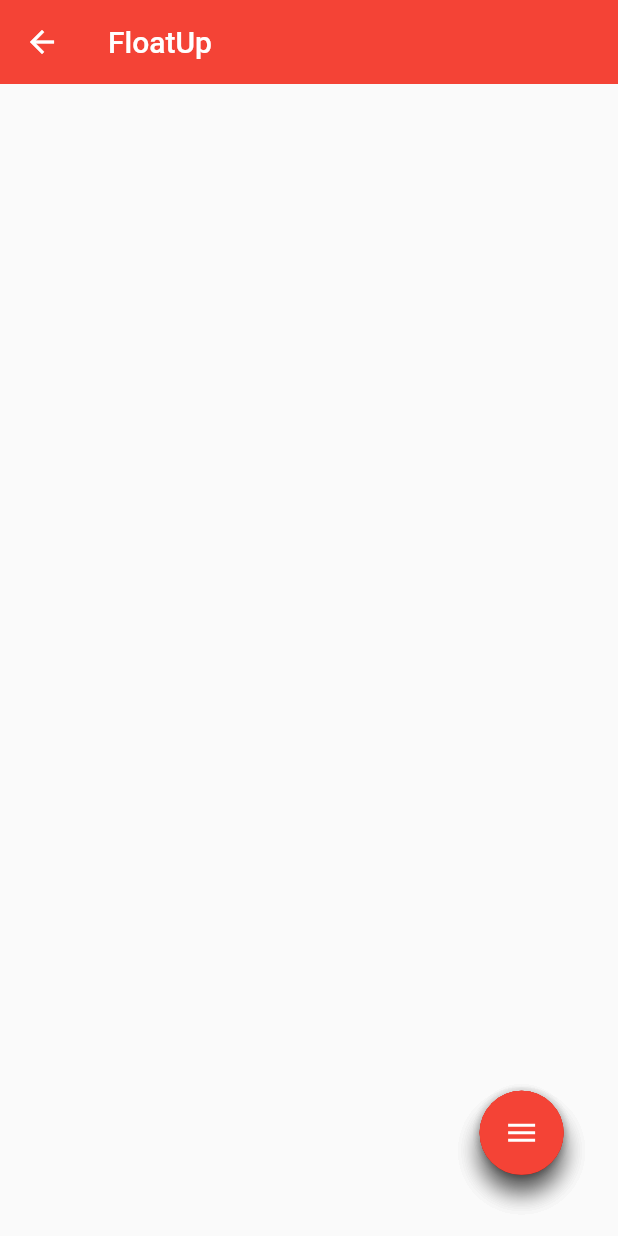
After one commit to MYWProgram/flutter_demo, a Flutter app: the FloatUp screen opened by its route, on a phone screen of 412 x 824 dp. The commit adds this screen. Run offline on Flutter 3.47's test engine with Material 2 defaults, Android fonts, the phone set to English and light mode, and no system bars; our stand-ins replace flutter_screenutil; missing offline and left inert: shake_animation_widget.

Commit message:
feat: 新增 float_up dep_floating_button，待完善

```diff
--- a/lib/main.dart
+++ b/lib/main.dart
@@ -3,6 +3,7 @@ import 'package:flutter_screenutil/flutter_screenutil.dart';
 
 import 'package:flutter_demo/widget/scroller_listener.dart';
 import 'package:flutter_demo/widget/login_check.dart';
+import 'package:flutter_demo/widget/float_up/float_up.dart';
 
 void main() {
   runApp(MyApp());
@@ -79,4 +80,5 @@ class _HomePageState extends State<HomePage> {
 Map<String, WidgetBuilder> router = {
   '列表滑动监听': (context) => new ScrollerListener(),
   '登陆校验': (context) => new LoginCheck(),
+  '浮动弹出': (context) => new FloatUp(),
 };
--- /dev/null
+++ b/lib/widget/float_up/dep_floating_button.dart
@@ -0,0 +1,132 @@
+import 'package:flutter/material.dart';
+import 'package:flutter/cupertino.dart';
+import 'package:flutter/painting.dart';
+
+class DepFloatingButton extends StatefulWidget {
+  final List<Icon> iconList;
+  final Function(int index) clickCallback;
+  DepFloatingButton({this.iconList, this.clickCallback});
+
+  @override
+  _DepFloatingButtonState createState() => _DepFloatingButtonState();
+}
+
+class _DepFloatingButtonState extends State<DepFloatingButton>
+    with SingleTickerProviderStateMixin {
+  bool isOpened = false;
+  // * 动画控制器
+  AnimationController _animationController;
+  // * 颜色变化取值
+  Animation<Color> _animationColor;
+  // * 图标变化取值
+  Animation<double> _animationIcon;
+  // * 按钮位置动画
+  Animation<double> _translateButton;
+  // * 动画执行速率
+  Curve _curve = Curves.easeOut;
+  double _fabHeight = 56;
+
+  // ? 构建固定旋转菜单按钮
+  Widget _floatButton() {
+    return Container(
+      child: FloatingActionButton(
+        backgroundColor: _animationColor.value,
+        child: AnimatedIcon(
+          icon: AnimatedIcons.menu_close,
+          progress: _animationIcon,
+        ),
+        onPressed: _floatClick,
+      ),
+    );
+  }
+
+  // ? 控制按钮动画变换
+  void _floatClick() {
+    if (!isOpened) {
+      _animationController.forward();
+    } else {
+      _animationController.reverse();
+    }
+    isOpened = !isOpened;
+  }
+
+  @override
+  void initState() {
+    super.initState();
+    // * 初始化动画控制器并添加监听
+    _animationController =
+        AnimationController(vsync: this, duration: Duration(milliseconds: 300))
+          ..addListener(() {
+            setState(() {});
+          });
+    // * 图标过渡动画
+    _animationIcon = Tween<double>(
+      begin: 0,
+      end: 1,
+    ).animate(_animationController);
+    // * 实现 color 的过渡动画
+    _animationColor = ColorTween(
+      begin: Colors.red,
+      end: Colors.deepPurple,
+    ).animate(CurvedAnimation(
+      parent: _animationController,
+      curve: Interval(
+        0,
+        1,
+        curve: _curve,
+      ),
+    ));
+    // * 实现按钮位置动画
+    _translateButton = Tween<double>(
+      begin: _fabHeight,
+      end: -14,
+    ).animate(CurvedAnimation(
+      parent: _animationController,
+      curve: Interval(
+        0,
+        0.75,
+        curve: _curve,
+      ),
+    ));
+  }
+
+  @override
+  void dispose() {
+    _animationController.dispose();
+    super.dispose();
+  }
+
+  @override
+  Widget build(BuildContext context) {
+    List<Widget> itemList = [];
+    for (int i = 0; i < widget.iconList.length; i++) {
+      // * 通过 Transform 来进行 FloatingButton 的平移
+      itemList.add(Transform(
+        transform: Matrix4.translationValues(
+          0,
+          _translateButton.value * (widget.iconList.length - i),
+          0,
+        ),
+        child: FloatingActionButton(
+          heroTag: '$i',
+          backgroundColor: Colors.red,
+          child: widget.iconList[i],
+          onPressed: () {
+            // * 点击菜单子项菜单收回
+            _floatClick();
+            if (widget.clickCallback != null) {
+              widget.clickCallback(i);
+            }
+          },
+        ),
+      ));
+    }
+    itemList.add(_floatButton());
+    return Column(
+      mainAxisSize: MainAxisSize.min,
+      mainAxisAlignment: MainAxisAlignment.end,
+      crossAxisAlignment: CrossAxisAlignment.end,
+      children: itemList,
+    );
+  }
+}
--- /dev/null
+++ b/lib/widget/float_up/float_up.dart
@@ -0,0 +1,46 @@
+import 'package:flutter/material.dart';
+import 'package:flutter/cupertino.dart';
+import 'package:flutter_screenutil/flutter_screenutil.dart';
+
+import './dep_floating_button.dart';
+
+class FloatUp extends StatefulWidget {
+  @override
+  _FloatUpState createState() => _FloatUpState();
+}
+
+class _FloatUpState extends State<FloatUp> {
+  List<Icon> iconList = [
+    Icon(Icons.add),
+    Icon(Icons.save_alt_outlined),
+    Icon(Icons.share),
+  ];
+
+  @override
+  Widget build(BuildContext context) {
+    return Scaffold(
+      appBar: AppBar(
+        title: Text('FloatUp'),
+        elevation: 0,
+        backgroundColor: Colors.red,
+      ),
+      body: Container(
+        constraints: BoxConstraints.expand(),
+        child: Stack(
+          children: <Widget>[
+            Positioned(
+              right: 33.w,
+              bottom: 33.h,
+              child: DepFloatingButton(
+                iconList: iconList,
+                clickCallback: (int index) {
+                  print('点击了$index');
+                },
+              ),
+            ),
+          ],
+        ),
+      ),
+    );
+  }
+}
```
